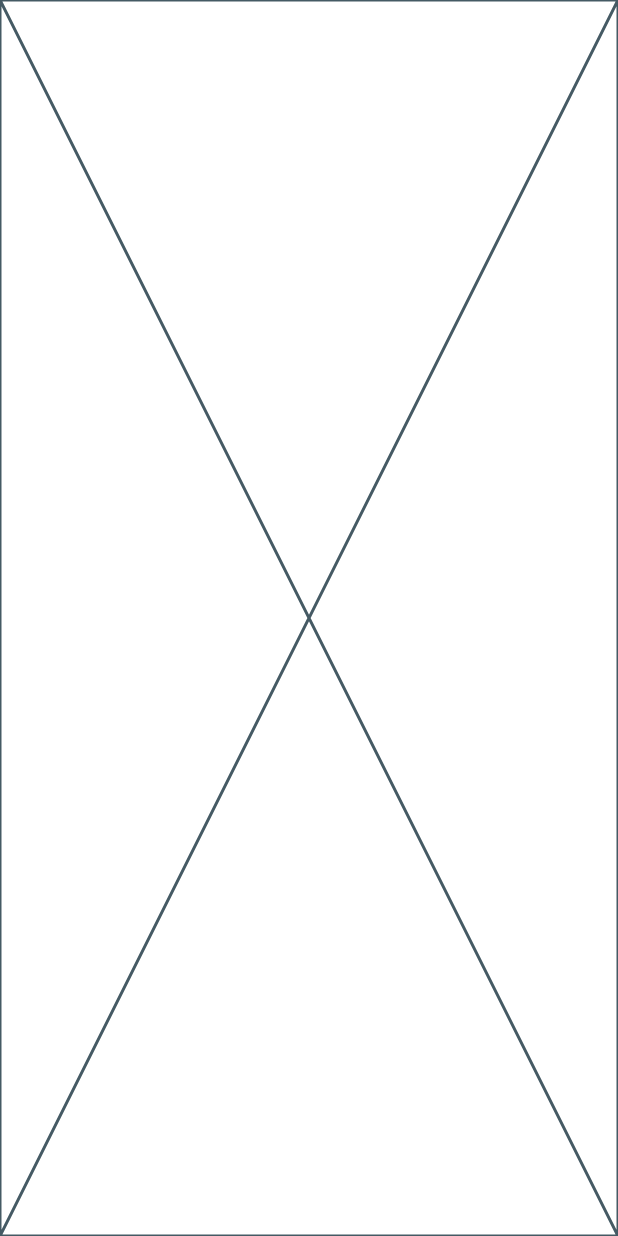
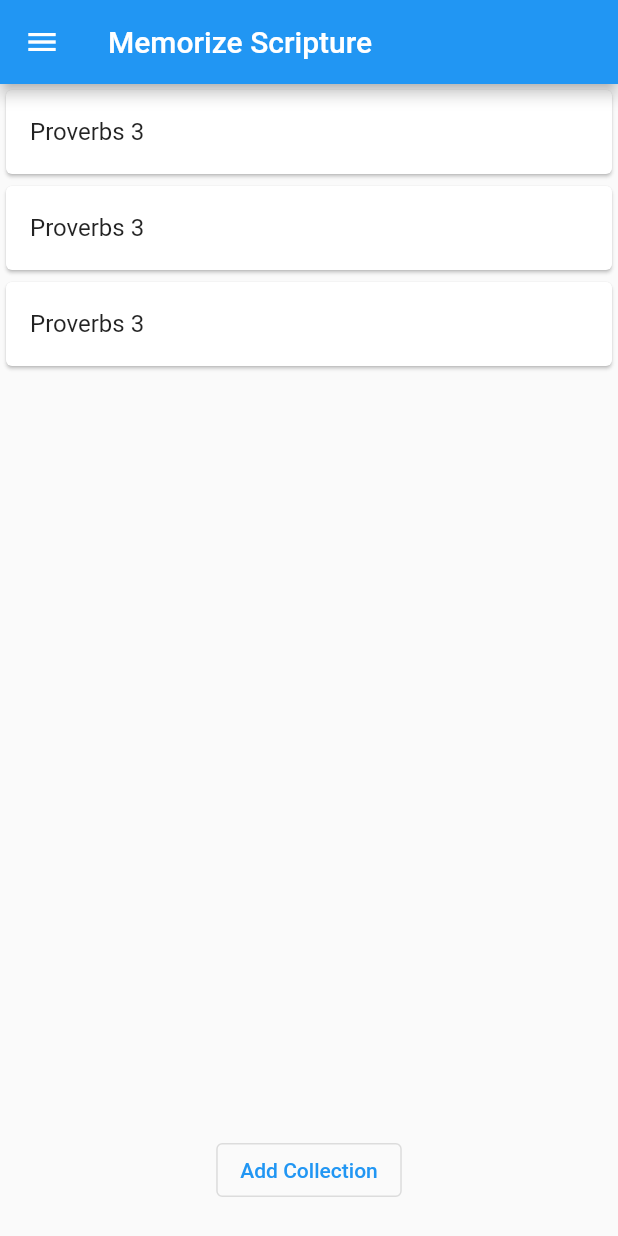
Before and after one commit to ethnosdev/memorize_scripture, a Flutter app: the screen it shows after launch, on a phone screen of 412 x 824 dp. Run offline on Flutter 3.47's test engine with Material 2 defaults, Android fonts, the phone set to English and light mode, and no system bars.

Commit message:
home page mockup

```diff
--- a/lib/main.dart
+++ b/lib/main.dart
@@ -1,4 +1,5 @@
 import 'package:flutter/material.dart';
+import 'package:memorize_scripture/pages/home_page.dart';
 
 void main() {
   runApp(const MyApp());
@@ -10,7 +11,7 @@ class MyApp extends StatelessWidget {
   @override
   Widget build(BuildContext context) {
     return MaterialApp(
-      title: 'Flutter Demo',
+      title: 'Memorize Scripture',
       theme: ThemeData(
         primarySwatch: Colors.blue,
       ),
@@ -18,12 +19,3 @@ class MyApp extends StatelessWidget {
     );
   }
 }
-
-class HomePage extends StatelessWidget {
-  const HomePage({super.key});
-
-  @override
-  Widget build(BuildContext context) {
-    return const Placeholder();
-  }
-}
--- /dev/null
+++ b/lib/pages/home_page.dart
@@ -0,0 +1,56 @@
+import 'package:flutter/material.dart';
+
+class HomePage extends StatelessWidget {
+  const HomePage({super.key});
+
+  @override
+  Widget build(BuildContext context) {
+    return Scaffold(
+      appBar: AppBar(
+        title: const Text('Memorize Scripture'),
+      ),
+      drawer: Drawer(
+        child: ListView(
+          padding: EdgeInsets.zero,
+          children: [
+            const DrawerHeader(
+              decoration: BoxDecoration(
+                color: Colors.blue,
+              ),
+              child: Text('Memorize Scripture'),
+            ),
+            ListTile(
+              title: const Text('Settings'),
+              onTap: () {},
+            ),
+            ListTile(
+              title: const Text('About'),
+              onTap: () {},
+            ),
+          ],
+        ),
+      ),
+      body: Column(
+        children: [
+          Expanded(
+            child: ListView.builder(
+              itemCount: 3,
+              itemBuilder: (context, index) {
+                return const Card(
+                  child: ListTile(
+                    title: Text('Proverbs 3'),
+                  ),
+                );
+              },
+            ),
+          ),
+          OutlinedButton(
+            onPressed: () {},
+            child: const Text('Add Collection'),
+          ),
+          const SizedBox(height: 20),
+        ],
+      ),
+    );
+  }
+}
```
